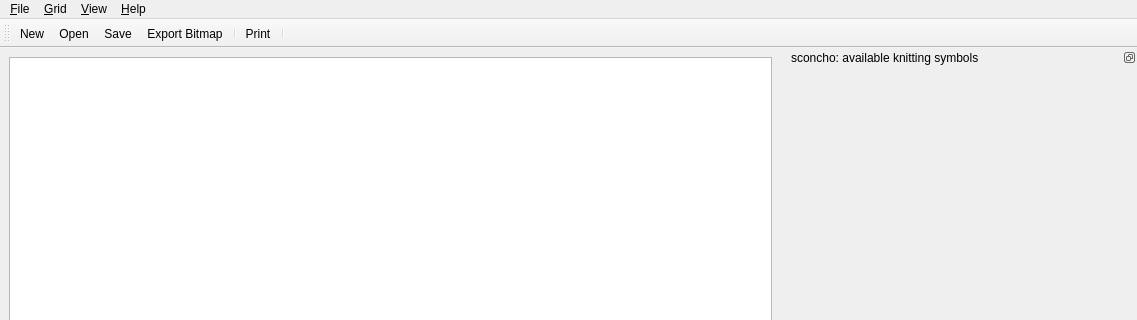
Old version of the form gui/ui/mainWindow.ui in the repository haskelladdict/sconcho; both pictures show x 0 to 1137 and y 0 to 320 of the 1137 by 777 pixel window.
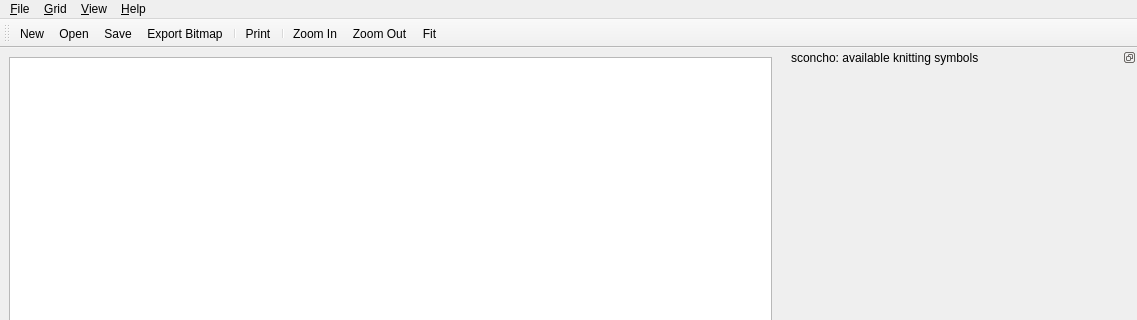
New version of the form. Icons and pictures are not drawn. Custom widgets are drawn as their Qt base class.

Commit message: Added ability to zoom.

```diff
--- a/gui/ui/mainWindow.ui
+++ b/gui/ui/mainWindow.ui
@@ -182,6 +182,9 @@
    <addaction name="separator"/>
    <addaction name="actionPrint"/>
    <addaction name="separator"/>
+   <addaction name="actionZoom_In"/>
+   <addaction name="actionZoom_Out"/>
+   <addaction name="actionFit"/>
   </widget>
   <action name="actionAbout_sconcho">
    <property name="icon">
@@ -381,6 +384,33 @@
     <string>insert/delete rows and columns</string>
    </property>
   </action>
+  <action name="actionZoom_In">
+   <property name="icon">
+    <iconset resource="../icons.qrc">
+     <normaloff>:/icons/zoom-in.svg</normaloff>:/icons/zoom-in.svg</iconset>
+   </property>
+   <property name="text">
+    <string>Zoom &amp;In</string>
+   </property>
+  </action>
+  <action name="actionZoom_Out">
+   <property name="icon">
+    <iconset resource="../icons.qrc">
+     <normaloff>:/icons/zoom-out.svg</normaloff>:/icons/zoom-out.svg</iconset>
+   </property>
+   <property name="text">
+    <string>Zoom &amp;Out</string>
+   </property>
+  </action>
+  <action name="actionFit">
+   <property name="icon">
+    <iconset resource="../icons.qrc">
+     <normaloff>:/icons/zoom-best-fit.svg</normaloff>:/icons/zoom-best-fit.svg</iconset>
+   </property>
+   <property name="text">
+    <string>&amp;Fit</string>
+   </property>
+  </action>
  </widget>
  <customwidgets>
   <customwidget>
```
Left out of the diff: 17 changed lines with no effect on the pictures. The commit also changes 16 other files.
